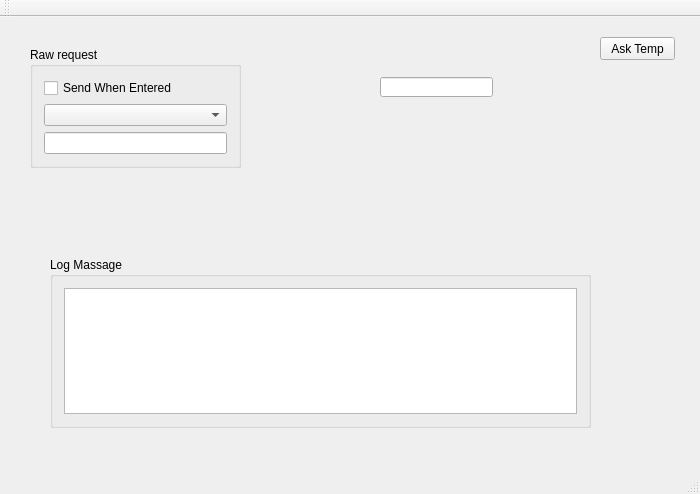
Above: mainwindow.ui from TripletESR/Omron_PID before the change. Below: the same form after it.
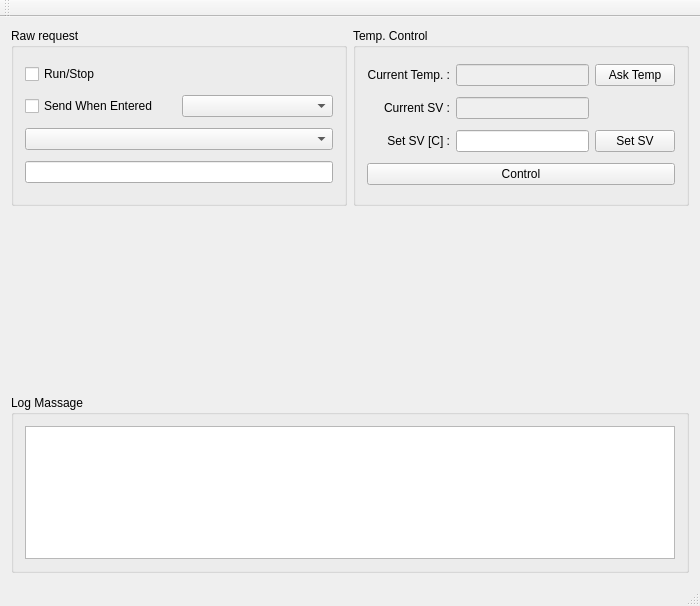
That is the form after the change. Custom widgets are drawn as their Qt base class.

```diff
--- a/mainwindow.ui
+++ b/mainwindow.ui
@@ -7,22 +7,103 @@
     <x>0</x>
     <y>0</y>
     <width>700</width>
-    <height>494</height>
+    <height>606</height>
    </rect>
   </property>
   <property name="windowTitle">
    <string>Omron Temp. Control</string>
   </property>
   <widget class="QWidget" name="centralWidget">
+   <layout class="QGridLayout" name="gridLayout_4" rowstretch="1,1,1">
+    <item row="0" column="1">
+     <widget class="QGroupBox" name="groupBox_3">
+      <property name="title">
+       <string>Temp. Control</string>
+      </property>
+      <layout class="QGridLayout" name="gridLayout_3">
+       <item row="3" column="2">
+        <widget class="QPushButton" name="pushButton_SetSV">
+         <property name="text">
+          <string>Set SV</string>
+         </property>
+        </widget>
+       </item>
+       <item row="0" column="1">
+        <widget class="QLineEdit" name="lineEdit_Temp">
+         <property name="enabled">
+          <bool>false</bool>
+         </property>
+         <property name="alignment">
+          <set>Qt::AlignCenter</set>
+         </property>
+        </widget>
+       </item>
+       <item row="0" column="0">
+        <widget class="QLabel" name="label">
+         <property name="text">
+          <string>Current Temp. :</string>
+         </property>
+         <property name="alignment">
+          <set>Qt::AlignRight|Qt::AlignTrailing|Qt::AlignVCenter</set>
+         </property>
+        </widget>
+       </item>
+       <item row="3" column="1">
+        <widget class="QLineEdit" name="lineEdit_SV">
+         <property name="alignment">
+          <set>Qt::AlignCenter</set>
+         </property>
+        </widget>
+       </item>
+       <item row="0" column="2">
+        <widget class="QPushButton" name="pushButton_AskTemp">
+         <property name="text">
+          <string>Ask Temp</string>
+         </property>
+        </widget>
+       </item>
+       <item row="1" column="1">
+        <widget class="QLineEdit" name="lineEdit_CurrentSV">
+         <property name="enabled">
+          <bool>false</bool>
+         </property>
+         <property name="alignment">
+          <set>Qt::AlignCenter</set>
+         </property>
+        </widget>
+       </item>
+       <item row="3" column="0">
+        <widget class="QLabel" name="label_2">
+         <property name="text">
+          <string>Set SV [C] :</string>
+         </property>
+         <property name="alignment">
+          <set>Qt::AlignRight|Qt::AlignTrailing|Qt::AlignVCenter</set>
+         </property>
+        </widget>
+       </item>
+       <item row="1" column="0">
+        <widget class="QLabel" name="label_4">
+         <property name="text">
+          <string>Current SV :</string>
+         </property>
+         <property name="alignment">
+          <set>Qt::AlignRight|Qt::AlignTrailing|Qt::AlignVCenter</set>
+         </property>
+        </widget>
+       </item>
+       <item row="4" column="0" colspan="3">
+        <widget class="QPushButton" name="pushButton_Control">
+         <property name="text">
+          <string>Control</string>
+         </property>
+        </widget>
+       </item>
+      </layout>
+     </widget>
+    </item>
+    <item row="2" column="0" colspan="2">
    <widget class="QGroupBox" name="groupBox">
-    <property name="geometry">
-     <rect>
-      <x>50</x>
-      <y>240</y>
-      <width>541</width>
-      <height>171</height>
-     </rect>
-    </property>
     <property name="title">
      <string>Log Massage</string>
     </property>
@@ -32,57 +113,47 @@
      </item>
     </layout>
    </widget>
-   <widget class="QPushButton" name="pushButton_Ask">
-    <property name="geometry">
-     <rect>
-      <x>600</x>
-      <y>20</y>
-      <width>75</width>
-      <height>23</height>
-     </rect>
-    </property>
-    <property name="text">
-     <string>Ask Temp</string>
-    </property>
-   </widget>
-   <widget class="QLineEdit" name="lineEdit_Address">
-    <property name="geometry">
-     <rect>
-      <x>380</x>
-      <y>60</y>
-      <width>113</width>
-      <height>20</height>
-     </rect>
-    </property>
-   </widget>
+    </item>
+    <item row="0" column="0">
    <widget class="QGroupBox" name="groupBox_2">
-    <property name="geometry">
-     <rect>
-      <x>30</x>
-      <y>30</y>
-      <width>211</width>
-      <height>121</height>
-     </rect>
-    </property>
     <property name="title">
      <string>Raw request</string>
     </property>
-    <layout class="QGridLayout" name="gridLayout_2">
-     <item row="2" column="0">
-      <widget class="QLineEdit" name="lineEdit_Cmd"/>
-     </item>
-     <item row="1" column="0">
+      <layout class="QGridLayout" name="gridLayout_2" columnstretch="1,1">
+       <item row="3" column="0" colspan="2">
       <widget class="QComboBox" name="comboBox_Func"/>
      </item>
-     <item row="0" column="0">
+       <item row="1" column="0">
       <widget class="QCheckBox" name="checkBox_EnableSend">
        <property name="text">
         <string>Send When Entered</string>
        </property>
       </widget>
      </item>
-    </layout>
-   </widget>
+       <item row="4" column="0" colspan="2">
+        <widget class="QLineEdit" name="lineEdit_Cmd"/>
+       </item>
+       <item row="1" column="1">
+        <widget class="QComboBox" name="comboBox_AT">
+         <property name="currentIndex">
+          <number>-1</number>
+         </property>
+        </widget>
+       </item>
+       <item row="0" column="0">
+        <widget class="QCheckBox" name="checkBox_RunSop">
+         <property name="text">
+          <string>Run/Stop</string>
+         </property>
+        </widget>
+       </item>
+      </layout>
+     </widget>
+    </item>
+    <item row="1" column="0" colspan="2">
+     <widget class="QCustomPlot" name="plot" native="true"/>
+    </item>
+   </layout>
   </widget>
   <widget class="QMenuBar" name="menuBar">
    <property name="geometry">
@@ -105,6 +176,24 @@
   <widget class="QStatusBar" name="statusBar"/>
  </widget>
  <layoutdefault spacing="6" margin="11"/>
+ <customwidgets>
+  <customwidget>
+   <class>QCustomPlot</class>
+   <extends>QWidget</extends>
+   <header>qcustomplot.h</header>
+   <container>1</container>
+  </customwidget>
+ </customwidgets>
+ <tabstops>
+  <tabstop>comboBox_Func</tabstop>
+  <tabstop>lineEdit_Cmd</tabstop>
+  <tabstop>lineEdit_SV</tabstop>
+  <tabstop>textEdit_Log</tabstop>
+  <tabstop>pushButton_AskTemp</tabstop>
+  <tabstop>pushButton_SetSV</tabstop>
+  <tabstop>checkBox_EnableSend</tabstop>
+  <tabstop>lineEdit_Temp</tabstop>
+ </tabstops>
  <resources/>
  <connections/>
 </ui>
```
Lines whose indentation alone changed are shown as unchanged.
